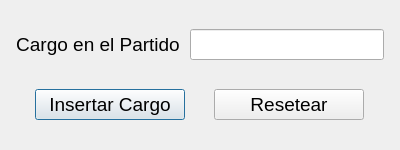
This is ventanas/cargo/insertarCargo.ui in Fnapo/03Corrupcion as Qt 5 draws it before an edit. The edited form follows.
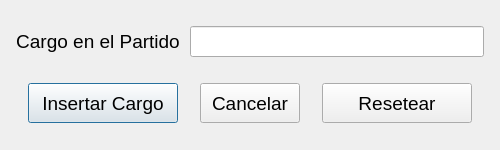
This is the edited form.

Patch:
```diff
--- a/ventanas/cargo/insertarCargo.ui
+++ b/ventanas/cargo/insertarCargo.ui
@@ -6,19 +6,19 @@
    <rect>
     <x>0</x>
     <y>0</y>
-    <width>400</width>
+    <width>500</width>
     <height>150</height>
    </rect>
   </property>
   <property name="minimumSize">
    <size>
-    <width>400</width>
+    <width>500</width>
     <height>150</height>
    </size>
   </property>
   <property name="maximumSize">
    <size>
-    <width>400</width>
+    <width>500</width>
     <height>150</height>
    </size>
   </property>
@@ -95,13 +95,13 @@
        <property name="minimumSize">
         <size>
          <width>150</width>
-         <height>30</height>
+         <height>40</height>
         </size>
        </property>
        <property name="maximumSize">
         <size>
          <width>150</width>
-         <height>16777215</height>
+         <height>40</height>
         </size>
        </property>
        <property name="cursor">
@@ -112,18 +112,37 @@
        </property>
       </widget>
      </item>
+     <item>
+      <widget class="QPushButton" name="botonCancelar">
+       <property name="minimumSize">
+        <size>
+         <width>100</width>
+         <height>40</height>
+        </size>
+       </property>
+       <property name="maximumSize">
+        <size>
+         <width>100</width>
+         <height>40</height>
+        </size>
+       </property>
+       <property name="text">
+        <string>Cancelar</string>
+       </property>
+      </widget>
+     </item>
      <item>
       <widget class="QPushButton" name="botonResetear">
        <property name="minimumSize">
         <size>
          <width>150</width>
-         <height>30</height>
+         <height>40</height>
         </size>
        </property>
        <property name="maximumSize">
         <size>
          <width>150</width>
-         <height>16777215</height>
+         <height>40</height>
         </size>
        </property>
        <property name="cursor">
```
Left out of the diff: 4 changed lines with no effect on the pictures.
